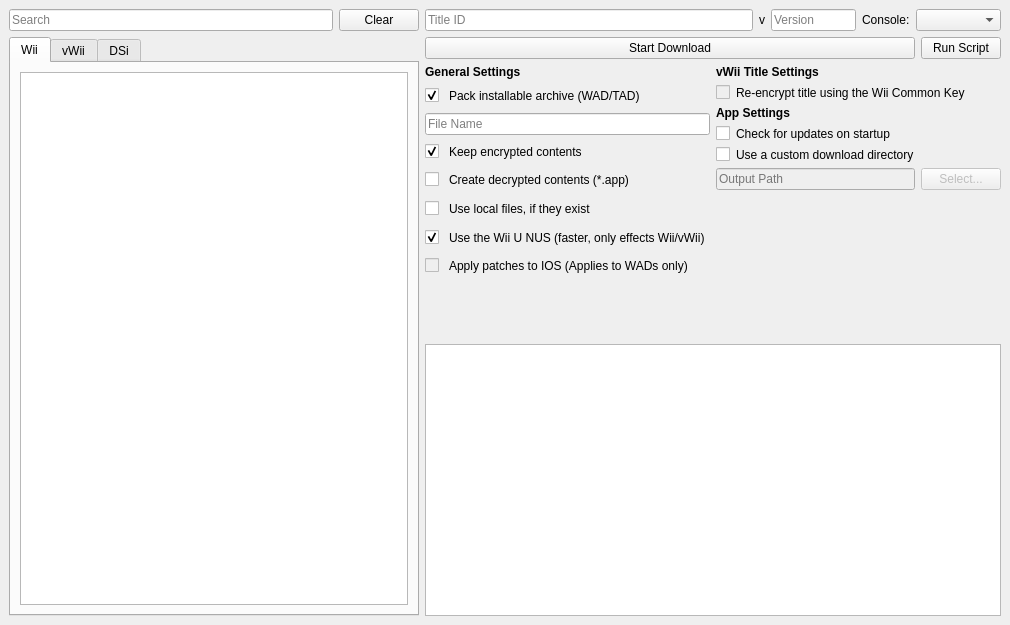
Qt form qt/ui/MainMenu.ui (NinjaCheetah/NUSGet) before a commit.
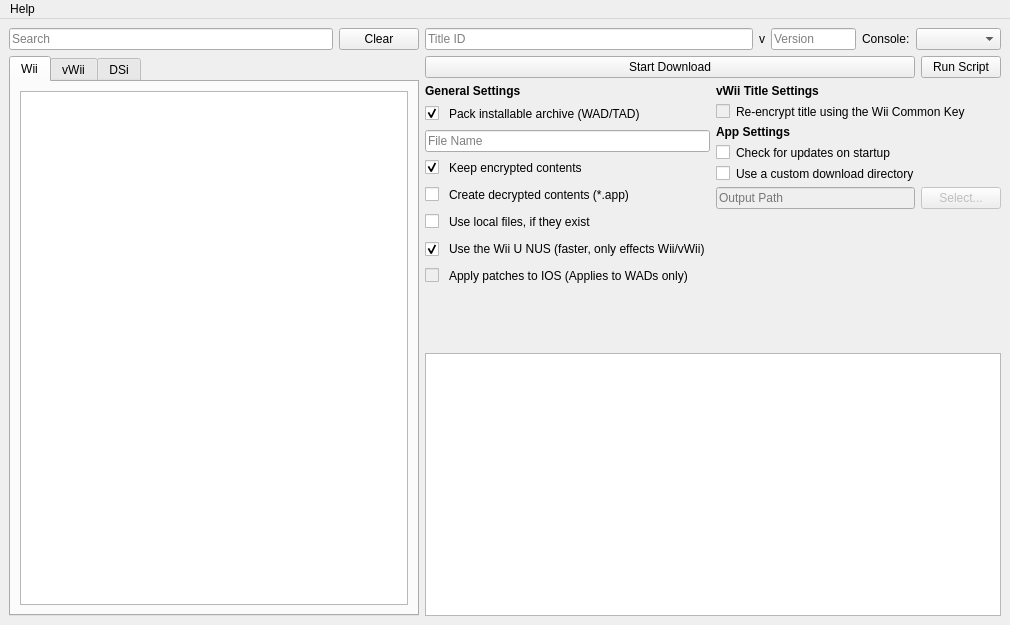
The same form after that commit. Icons and pictures are not drawn.

Diff of the .ui file:
```diff
--- a/qt/ui/MainMenu.ui
+++ b/qt/ui/MainMenu.ui
@@ -735,6 +735,15 @@
      <height>21</height>
     </rect>
    </property>
+   <widget class="QMenu" name="menuHelp">
+    <property name="title">
+     <string>Help</string>
+    </property>
+    <addaction name="actionAbout"/>
+    <addaction name="actionAbout_Qt"/>
+    <addaction name="separator"/>
+   </widget>
+   <addaction name="menuHelp"/>
   </widget>
  </widget>
  <resources/>
```
Left out of the diff: 16 changed lines with no effect on the pictures.
